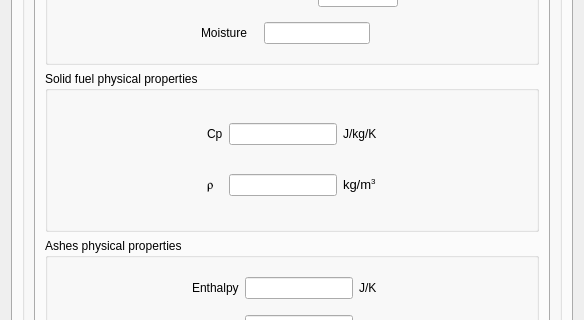
The window that gui/Pages/CoalCombustionForm.ui (code-saturne/code_saturne) describes before a commit, drawn with Qt 5; both pictures show x 0 to 584 and y 477 to 797 of the 584 by 1067 pixel window.
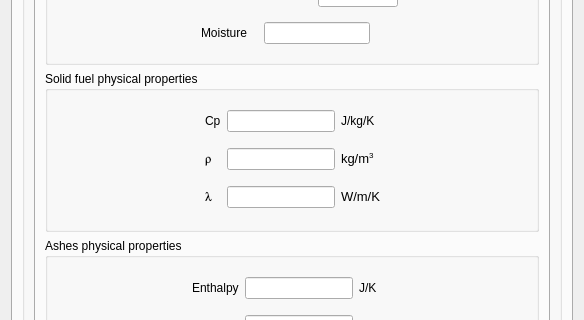
The same window after the commit. The open tabs and pages were chosen to show the change.

Commit message: Integrate new development for lagrangian coal combustion in GUI

```diff
--- a/gui/Pages/CoalCombustionForm.ui
+++ b/gui/Pages/CoalCombustionForm.ui
@@ -23,14 +23,14 @@
       <attribute name="title">
        <string>Fuel</string>
       </attribute>
-      <layout class="QGridLayout" name="gridLayout_23">
+      <layout class="QGridLayout" name="gridLayout_25">
        <item row="0" column="0">
         <widget class="QGroupBox" name="groupBoxCoalsList">
          <property name="title">
           <string>Fuel combustion</string>
          </property>
-         <layout class="QGridLayout" name="gridLayout_17">
-          <item row="0" column="0" colspan="2">
+         <layout class="QGridLayout" name="gridLayout_24">
+          <item row="0" column="0">
            <layout class="QHBoxLayout">
             <item>
              <spacer>
@@ -116,7 +116,7 @@
             </item>
            </layout>
           </item>
-          <item row="1" column="0" rowspan="2" colspan="2">
+          <item row="1" column="0">
            <widget class="QTabWidget" name="tabWidgetCoal">
             <property name="currentIndex">
              <number>0</number>
@@ -341,7 +341,7 @@
              <attribute name="title">
               <string>Solid fuel</string>
              </attribute>
-             <layout class="QGridLayout" name="gridLayout_6">
+             <layout class="QGridLayout" name="gridLayout_23">
               <item row="0" column="0">
                <widget class="QGroupBox" name="groupBoxComposition">
                 <property name="title">
@@ -706,24 +706,24 @@
                 <property name="title">
                  <string>Solid fuel physical properties</string>
                 </property>
-                <layout class="QHBoxLayout" name="horizontalLayout_13">
-                 <item>
-                  <layout class="QHBoxLayout" name="horizontalLayout_12">
-                   <item>
-                    <spacer>
+                <layout class="QGridLayout" name="gridLayout_19">
+                 <item row="0" column="0">
+                  <layout class="QGridLayout" name="gridLayout_17">
+                   <item row="0" column="0">
+                    <spacer name="spacer_8">
                      <property name="orientation">
                       <enum>Qt::Horizontal</enum>
                      </property>
                      <property name="sizeHint" stdset="0">
                       <size>
                        <width>13</width>
-                       <height>20</height>
+                       <height>120</height>
                       </size>
                      </property>
                     </spacer>
                    </item>
-                   <item>
-                    <layout class="QGridLayout" name="gridLayout_19">
+                   <item row="0" column="1">
+                    <layout class="QGridLayout" name="gridLayout_6">
                      <item row="0" column="0">
                       <widget class="QLabel" name="labelPCI_6">
                        <property name="text">
@@ -767,9 +767,35 @@
                        </property>
                       </widget>
                      </item>
+                     <item row="2" column="0">
+                      <widget class="QLabel" name="labelThermalCond">
+                       <property name="font">
+                        <font>
+                         <family>Symbol</family>
+                        </font>
+                       </property>
+                       <property name="text">
+                        <string>l</string>
+                       </property>
+                      </widget>
+                     </item>
+                     <item row="2" column="1">
+                      <widget class="QLineEdit" name="lineEditThermalCond"/>
+                     </item>
+                     <item row="2" column="2">
+                      <widget class="QLabel" name="labelUnitThermalCond">
+                       <property name="text">
+                        <string>&lt;!DOCTYPE HTML PUBLIC &quot;-//W3C//DTD HTML 4.0//EN&quot; &quot;http://www.w3.org/TR/REC-html40/strict.dtd&quot;&gt;
+&lt;html&gt;&lt;head&gt;&lt;meta name=&quot;qrichtext&quot; content=&quot;1&quot; /&gt;&lt;style type=&quot;text/css&quot;&gt;
+p, li { white-space: pre-wrap; }
+&lt;/style&gt;&lt;/head&gt;&lt;body style=&quot; font-family:'DejaVu Sans'; font-size:9pt; font-weight:400; font-style:normal;&quot;&gt;
+&lt;p style=&quot; margin-top:0px; margin-bottom:0px; margin-left:0px; margin-right:0px; -qt-block-indent:0; text-indent:0px;&quot;&gt;&lt;span style=&quot; font-family:'Sans'; font-size:10pt;&quot;&gt;W/m/K&lt;/span&gt;&lt;/p&gt;&lt;/body&gt;&lt;/html&gt;</string>
+                       </property>
+                      </widget>
+                     </item>
                     </layout>
                    </item>
-                   <item>
+                   <item row="0" column="2">
                     <spacer>
                      <property name="orientation">
                       <enum>Qt::Horizontal</enum>
```
Left out of the diff: 2 changed lines with no effect on the pictures. The commit also changes 8 other files.
